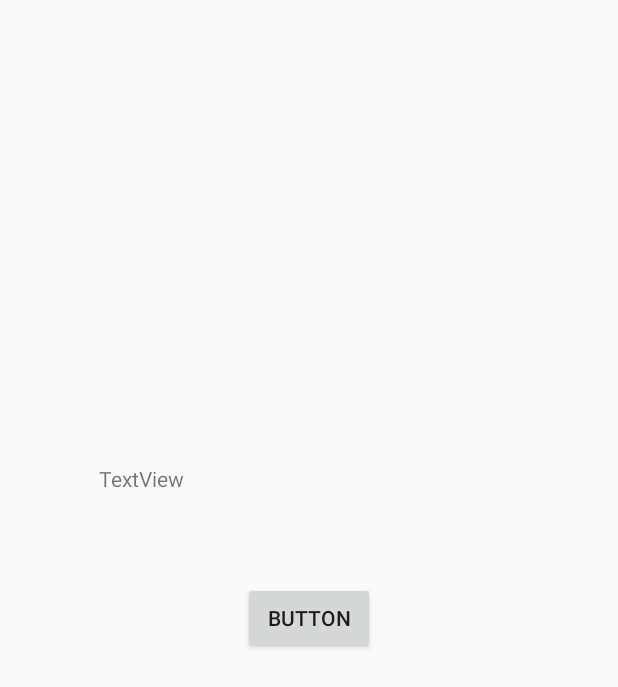
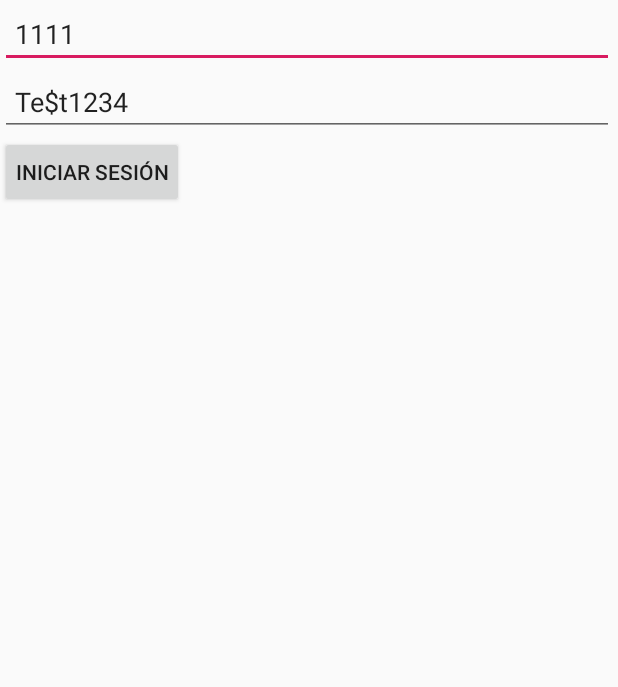
Before and after one commit to Anthroprox/codeforce-programathon-6, an Android app: the layout activity_main.xml on its own in the app's theme, with its tools: preview values and no code run, on a phone screen of 412 x 824 dp. Shown: the top 687 px of the screen. Run offline under Robolectric (Android 15) with nearby library versions, the phone set to English and light mode, and no system bars.

Commit message:
main activity

```diff
--- a/app/src/main/AndroidManifest.xml
+++ b/app/src/main/AndroidManifest.xml
@@ -10,7 +10,8 @@
         android:label="@string/app_name"
         android:roundIcon="@mipmap/ic_launcher_round"
         android:supportsRtl="true"
-        android:theme="@style/AppTheme">
+        android:theme="@style/AppTheme"
+        android:usesCleartextTraffic="true">
         <activity android:name=".PrincipalActivity_"></activity>
         <activity android:name=".MainActivity_">
             <intent-filter>
@@ -19,6 +20,7 @@
                 <category android:name="android.intent.category.LAUNCHER" />
             </intent-filter>
         </activity>
+
     </application>
 
 </manifest>
--- a/app/src/main/res/layout/activity_main.xml
+++ b/app/src/main/res/layout/activity_main.xml
@@ -6,37 +6,44 @@
     android:layout_height="match_parent"
     tools:context=".MainActivity">
 
-    <TextView
-        android:layout_width="wrap_content"
-        android:layout_height="wrap_content"
-        android:text="Hello World!"
-        app:layout_constraintBottom_toBottomOf="parent"
-        app:layout_constraintLeft_toLeftOf="parent"
-        app:layout_constraintRight_toRightOf="parent"
-        app:layout_constraintTop_toTopOf="parent" />
+    <LinearLayout
+        android:layout_width="409dp"
+        android:layout_height="427dp"
+        android:orientation="vertical"
+        tools:layout_editor_absoluteX="1dp"
+        tools:layout_editor_absoluteY="1dp">
 
-    <Button
-        android:id="@+id/button"
-        android:layout_width="wrap_content"
-        android:layout_height="wrap_content"
-        android:text="Button"
-        tools:layout_editor_absoluteX="162dp"
-        tools:layout_editor_absoluteY="397dp"
-        app:layout_constraintBottom_toBottomOf="parent"
-        app:layout_constraintLeft_toLeftOf="parent"
-        app:layout_constraintRight_toRightOf="parent"
-        app:layout_constraintTop_toTopOf="parent"/>
+        <EditText
+            android:id="@+id/txt_user"
+            android:layout_width="match_parent"
+            android:layout_height="wrap_content"
+            android:inputType="textPersonName"
+            android:maxEms="10"
+            android:minEms="8"
+            android:paddingLeft="10dp"
+            android:paddingRight="10dp"
+            android:text="1111" />
 
-    <TextView
-        android:id="@+id/textView"
-        android:layout_width="280dp"
-        android:layout_height="206dp"
-        android:text="TextView"
-        tools:layout_editor_absoluteX="65dp"
-        tools:layout_editor_absoluteY="74dp"
-        app:layout_constraintBottom_toBottomOf="parent"
-        app:layout_constraintLeft_toLeftOf="parent"
-        app:layout_constraintRight_toRightOf="parent"
-        app:layout_constraintTop_toTopOf="parent" />
+        <EditText
+            android:id="@+id/txt_password"
+            android:layout_width="match_parent"
+            android:layout_height="wrap_content"
+            android:ems="10"
+            android:inputType="textPersonName"
+            android:paddingLeft="10dp"
+            android:paddingRight="10dp"
+            android:text="Te$t1234" />
+
+        <Button
+            android:id="@+id/btn_login"
+            android:layout_width="wrap_content"
+            android:layout_height="wrap_content"
+            android:paddingLeft="10dp"
+            android:paddingRight="10dp"
+            android:text="Iniciar Sesión" />
+
+
+
+    </LinearLayout>
 
 </androidx.constraintlayout.widget.ConstraintLayout>
```
Also changed, not shown: app/src/main/java/com/fiserv/codeforce/MainActivity.java (+60 -9 lines), app/src/main/res/drawable/ic_launcher_background.xml (+70 -166 lines), app/src/main/devhi_01-web.png (added), app/src/main/ic_launcher-web.png (added).
